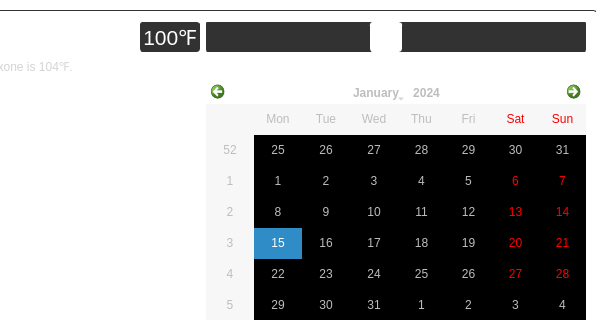
The window that oobe_qt/door_close_window.ui (zyl120/Naloxone_Safety_Kit) describes before a commit, drawn with Qt 5; both pictures show x 194 to 800 and y 0 to 320 of the 800 by 480 pixel window.
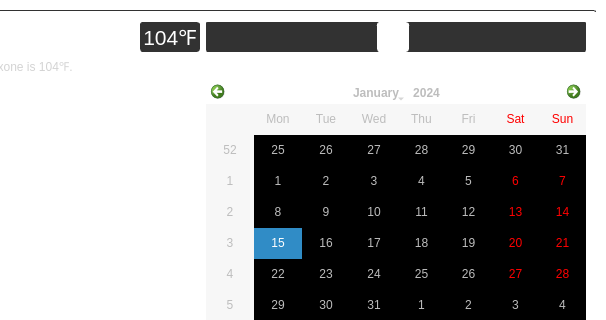
The same window after the commit.

Commit message: change slider to 104F

Patch:
```diff
--- a/oobe_qt/door_close_window.ui
+++ b/oobe_qt/door_close_window.ui
@@ -2107,7 +2107,7 @@
                    <string notr="true">color: white; background-color: rgb(50,50,50); border-radius:3px;border-color: rgb(50,50,50);border-width: 1px;border-style: solid;</string>
                   </property>
                   <property name="text">
-                   <string>100℉</string>
+                   <string>104℉</string>
                   </property>
                   <property name="alignment">
                    <set>Qt::AlignCenter</set>
@@ -2153,10 +2153,10 @@
                    <number>212</number>
                   </property>
                   <property name="value">
-                   <number>100</number>
+                   <number>104</number>
                   </property>
                   <property name="sliderPosition">
-                   <number>100</number>
+                   <number>104</number>
                   </property>
                   <property name="orientation">
                    <enum>Qt::Horizontal</enum>
```
The commit also changes 2 other files.
